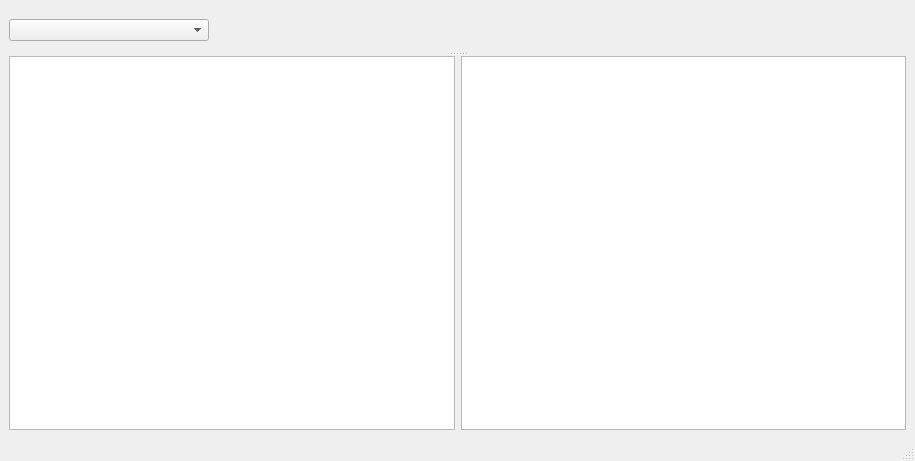
akbarshar1pov/morze, file Morze/history.ui: the form before one commit.
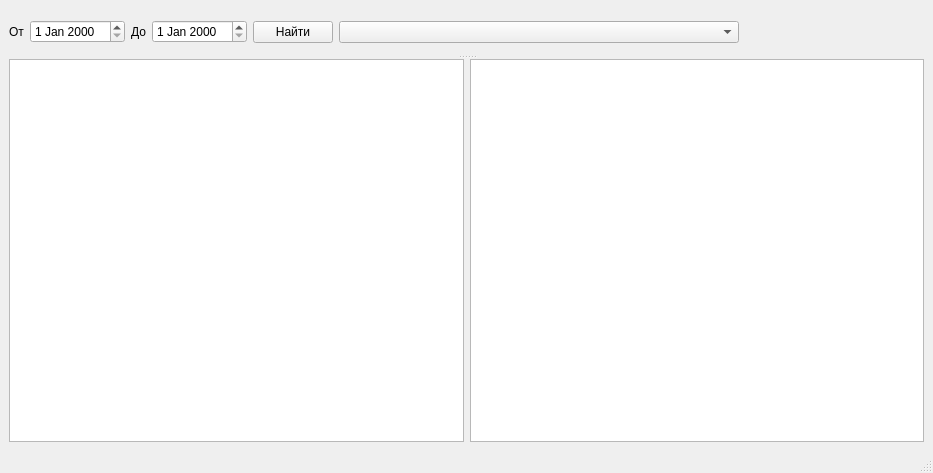
The form after the commit.

Patch:
```diff
--- a/Morze/history.ui
+++ b/Morze/history.ui
@@ -6,8 +6,8 @@
    <rect>
     <x>0</x>
     <y>0</y>
-    <width>915</width>
-    <height>461</height>
+    <width>933</width>
+    <height>473</height>
    </rect>
   </property>
   <property name="windowTitle">
@@ -23,14 +23,41 @@
       <widget class="QWidget" name="layoutWidget">
        <layout class="QHBoxLayout" name="horizontalLayout_3">
         <item>
-         <widget class="QComboBox" name="comboBox_2">
-          <property name="enabled">
-           <bool>true</bool>
+         <widget class="QLabel" name="start">
+          <property name="text">
+           <string>От</string>
           </property>
+         </widget>
+        </item>
+        <item>
+         <widget class="QDateEdit" name="start_from_date"/>
+        </item>
+        <item>
+         <widget class="QLabel" name="end">
+          <property name="text">
+           <string>До</string>
+          </property>
+         </widget>
+        </item>
+        <item>
+         <widget class="QDateEdit" name="end_from_date"/>
+        </item>
+        <item>
+         <widget class="QPushButton" name="sorted">
+          <property name="text">
+           <string>Найти</string>
+          </property>
+          <property name="shortcut">
+           <string>Enter, Return</string>
+          </property>
+         </widget>
+        </item>
+        <item>
+         <widget class="QComboBox" name="data_of_translates">
           <property name="minimumSize">
            <size>
-            <width>200</width>
-            <height>20</height>
+            <width>400</width>
+            <height>0</height>
            </size>
           </property>
          </widget>
@@ -42,7 +69,7 @@
           </property>
           <property name="sizeHint" stdset="0">
            <size>
-            <width>200</width>
+            <width>150</width>
             <height>20</height>
            </size>
           </property>
```
Left out of the diff: 4 changed lines with no effect on the pictures.
